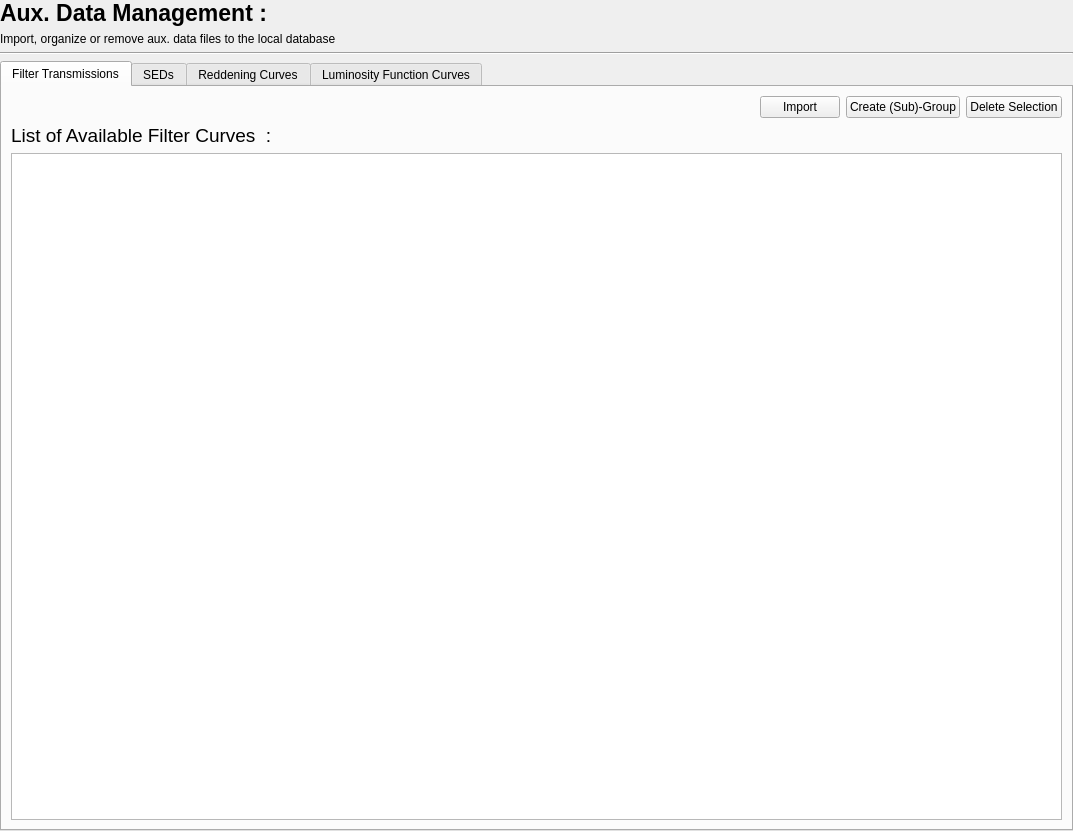
astrorama/Phosphoros, file PhzQtUI/auxdir/PhzQtUI/FormAuxDataManagement.ui: the form before one commit.
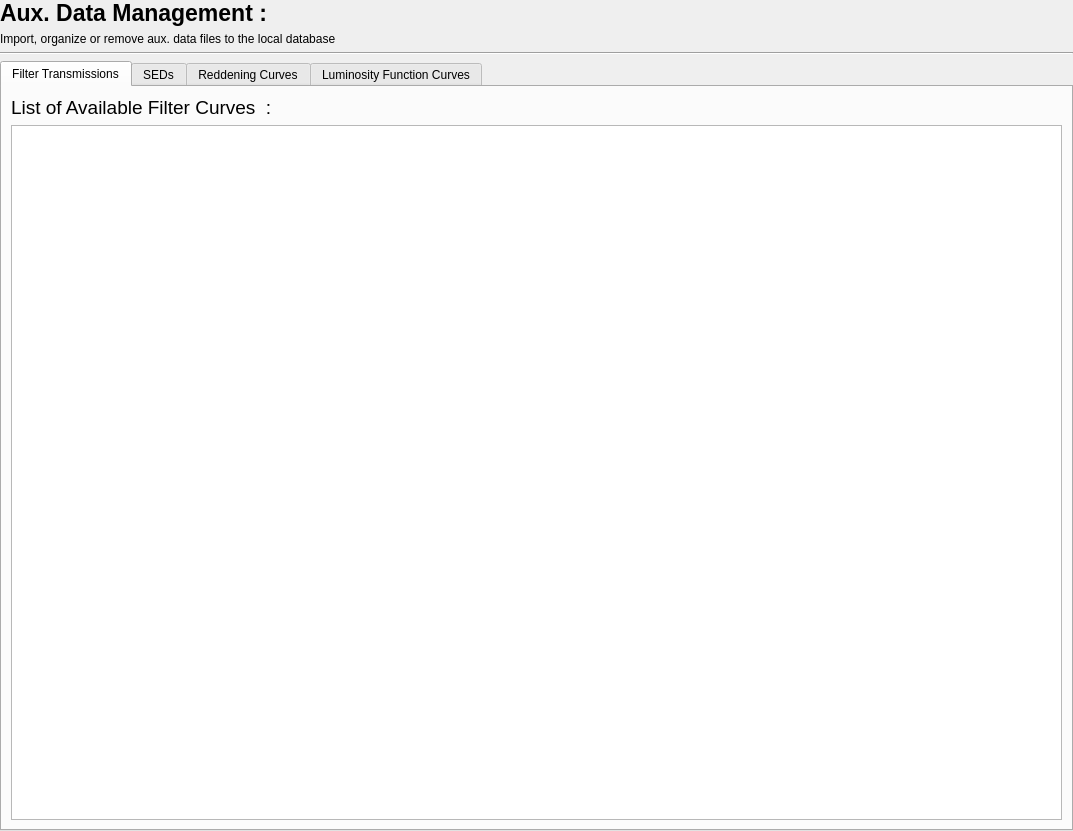
The form after the commit. The open tabs and pages were chosen to show the change.

```diff
--- a/PhzQtUI/auxdir/PhzQtUI/FormAuxDataManagement.ui
+++ b/PhzQtUI/auxdir/PhzQtUI/FormAuxDataManagement.ui
@@ -72,44 +72,6 @@
        <string>Filter Transmissions</string>
       </attribute>
       <layout class="QVBoxLayout" name="verticalLayout_12">
-       <item>
-        <layout class="QHBoxLayout" name="horizontalLayout_13">
-         <item>
-          <spacer name="horizontalSpacer_15">
-           <property name="orientation">
-            <enum>Qt::Horizontal</enum>
-           </property>
-           <property name="sizeHint" stdset="0">
-            <size>
-             <width>40</width>
-             <height>20</height>
-            </size>
-           </property>
-          </spacer>
-         </item>
-         <item>
-          <widget class="QPushButton" name="btn_FilterImport">
-           <property name="text">
-            <string>Import</string>
-           </property>
-          </widget>
-         </item>
-         <item>
-          <widget class="QPushButton" name="btn_FilterSubGroup">
-           <property name="text">
-            <string>Create (Sub)-Group</string>
-           </property>
-          </widget>
-         </item>
-         <item>
-          <widget class="QPushButton" name="btn_FilterDelete">
-           <property name="text">
-            <string>Delete Selection</string>
-           </property>
-          </widget>
-         </item>
-        </layout>
-       </item>
        <item>
         <widget class="QLabel" name="label_14">
          <property name="font">
```
Left out of the diff: 116 changed lines with no effect on the pictures.
